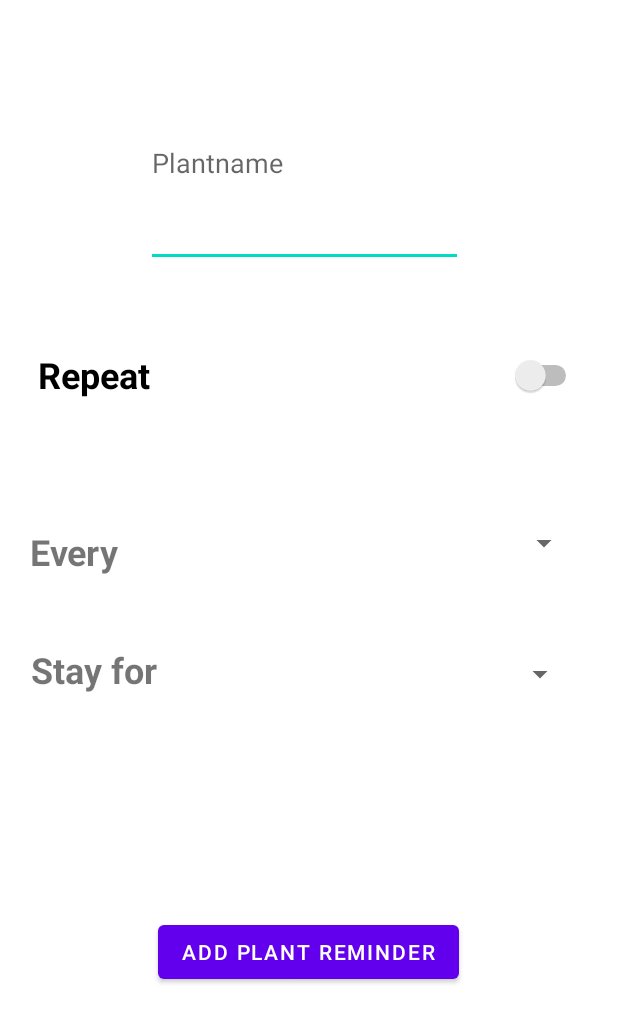
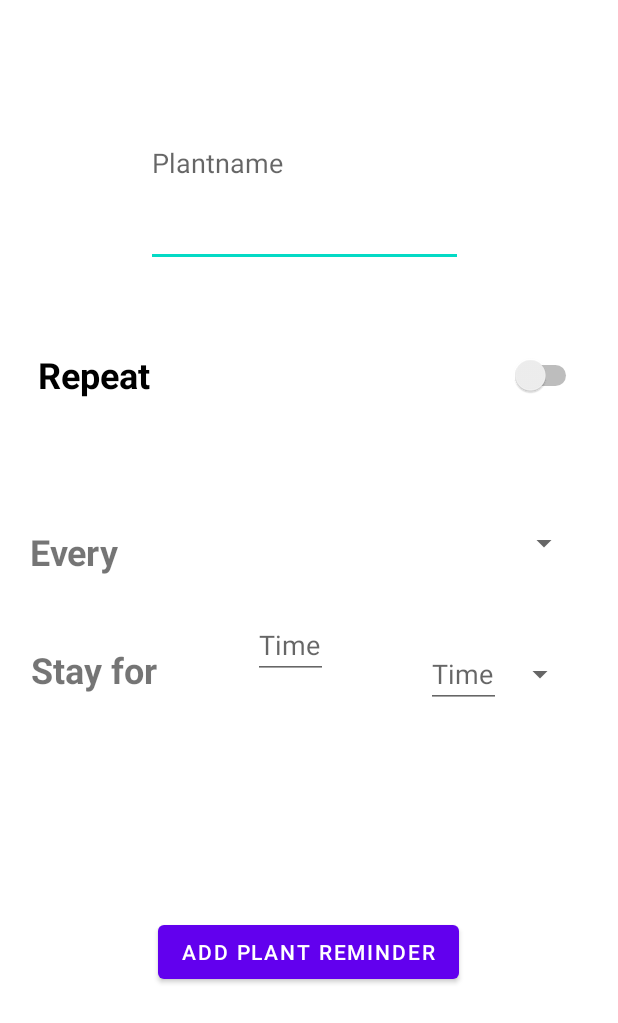
Before and after one commit to lucafahrni/PlantsForDummies, an Android app: the layout addplant.xml on its own in the app's theme, with its tools: preview values and no code run, on a phone screen of 412 x 824 dp. Shown: the top 1023 px of the screen. Run offline under Robolectric (Android 15) with nearby library versions, the phone set to English and light mode, and no system bars.

Commit message:
worked on all classes *

```diff
--- a/app/src/main/res/layout/addplant.xml
+++ b/app/src/main/res/layout/addplant.xml
@@ -47,6 +47,19 @@
         android:layout_marginBottom="428dp"
         android:spinnerMode="dropdown" />
 
+    <EditText
+        android:layout_width="50dp"
+        android:layout_height="wrap_content"
+        android:inputType="number"
+        android:hint="Time"
+        android:ems="10"
+        android:id="@+id/everytime"
+        android:layout_alignBaseline="@+id/textView3"
+        android:layout_alignBottom="@+id/textView3"
+        android:layout_toRightOf="@+id/textView3"
+        android:layout_marginLeft="15dp"
+        android:layout_marginStart="15dp" />
+
     <TextView
         android:id="@+id/textView2"
         android:layout_width="wrap_content"
@@ -68,6 +81,19 @@
         android:layout_marginLeft="20dp"
         android:layout_marginEnd="28dp"
         android:layout_marginBottom="339dp" />
+
+    <EditText
+        android:id="@+id/time2"
+        android:layout_width="50dp"
+        android:layout_height="wrap_content"
+        android:layout_alignParentEnd="true"
+        android:layout_alignParentBottom="true"
+        android:layout_marginLeft="16dp"
+        android:layout_marginEnd="193dp"
+        android:layout_marginBottom="371dp"
+        android:ems="10"
+        android:hint="Time"
+        android:inputType="number" />
 
     <TextView
         android:id="@+id/textView3"
```
Also changed, not shown: app/src/main/java/zli/ch/lf/testplants/MainActivity.java (+9 -0 lines), app/src/main/java/zli/ch/lf/testplants/NotificationView.java (added, +46 -0 lines), app/src/main/java/zli/ch/lf/testplants/PlantReminder.java (added, +167 -0 lines), app/src/main/java/zli/ch/lf/testplants/Spinner.java (added, +8 -0 lines), app/src/main/java/zli/ch/lf/testplants/Switch.java (added, +41 -0 lines), app/src/main/res/values/strings.xml (+7 -0 lines).
